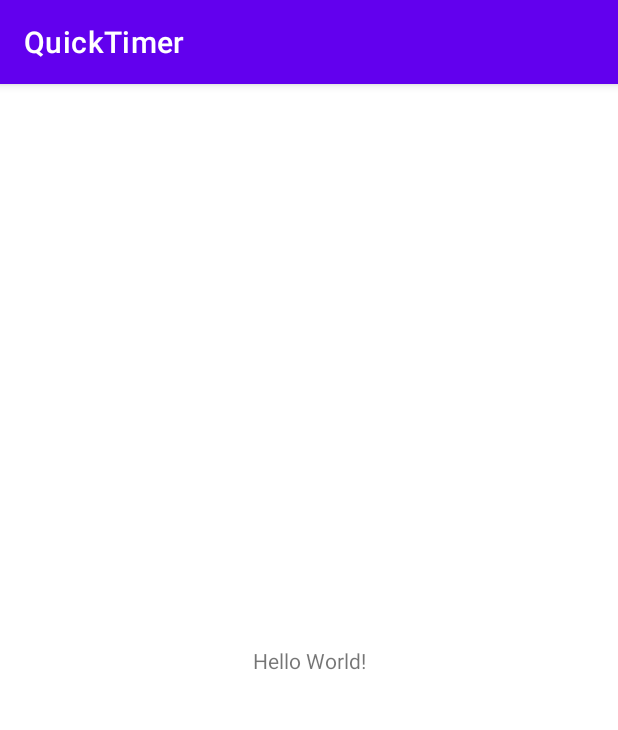
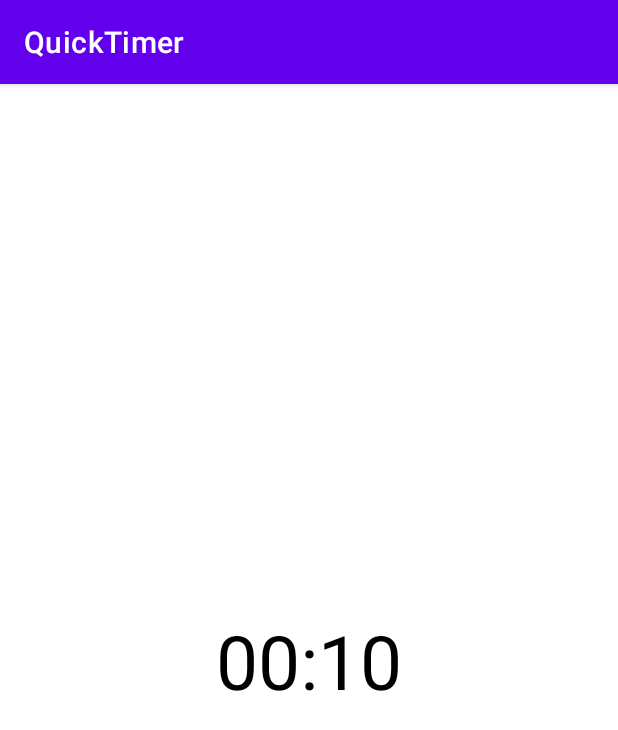
Before and after one commit to codingfanatic/quick-timer, an Android app: the screen it shows after launch (MainActivity), on a phone screen of 412 x 824 dp. Shown: the top 730 px of the screen. Run offline under Robolectric (Android 15) with nearby library versions, the phone set to English and light mode, and no system bars.

Commit message:
Added Timer TextView Added a TextView displaying a timer of 00:10

```diff
--- a/QuickTimer/app/src/main/res/layout/activity_main.xml
+++ b/QuickTimer/app/src/main/res/layout/activity_main.xml
@@ -9,10 +9,12 @@
     <TextView
         android:layout_width="wrap_content"
         android:layout_height="wrap_content"
-        android:text="Hello World!"
-        app:layout_constraintBottom_toBottomOf="parent"
         app:layout_constraintLeft_toLeftOf="parent"
         app:layout_constraintRight_toRightOf="parent"
-        app:layout_constraintTop_toTopOf="parent" />
+        app:layout_constraintTop_toTopOf="parent"
+        app:layout_constraintBottom_toBottomOf="parent"
+        android:text="00:10"
+        android:textColor="#000000"
+        android:textSize="50sp"/>
 
 </androidx.constraintlayout.widget.ConstraintLayout>
```
